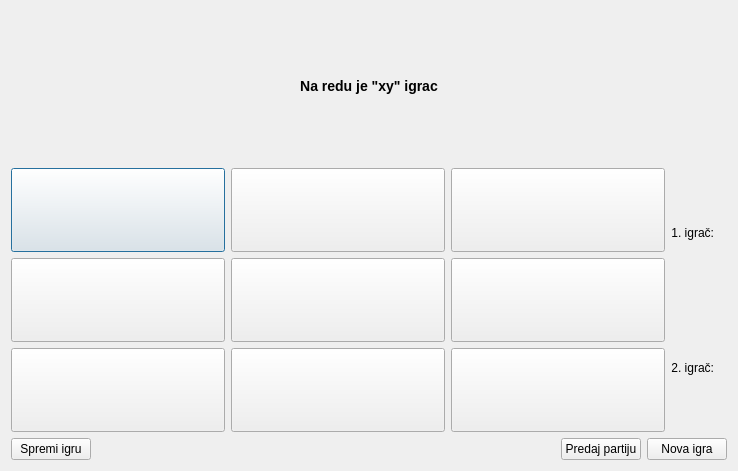
This is Krizic-Kruzic/gameplay.ui in Sparac1203/OOP-seminarski as Qt 5 draws it before an edit. The edited form follows.
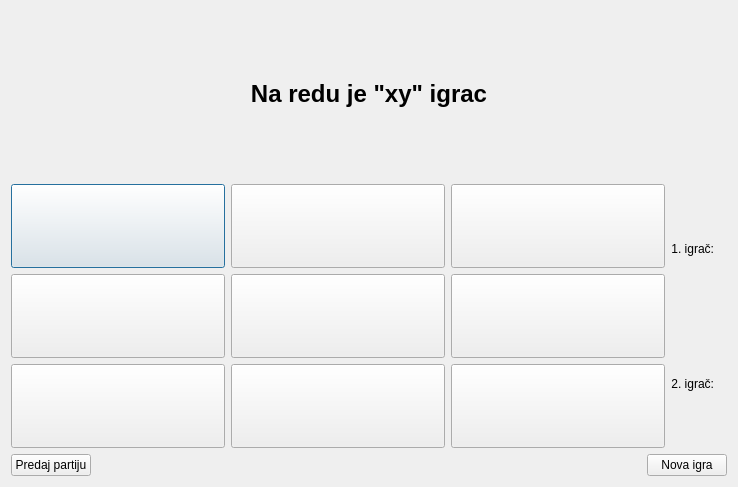
This is the edited form.

```diff
--- a/Krizic-Kruzic/gameplay.ui
+++ b/Krizic-Kruzic/gameplay.ui
@@ -7,7 +7,7 @@
     <x>0</x>
     <y>0</y>
     <width>738</width>
-    <height>471</height>
+    <height>487</height>
    </rect>
   </property>
   <property name="windowTitle">
@@ -16,9 +16,18 @@
   <layout class="QVBoxLayout" name="verticalLayout_5">
    <item>
     <widget class="QLabel" name="label">
+     <property name="font">
+      <font>
+       <pointsize>15</pointsize>
+       <bold>true</bold>
+      </font>
+     </property>
      <property name="text">
       <string>&lt;html&gt;&lt;head/&gt;&lt;body&gt;&lt;h3 align=&quot;center&quot; style=&quot; margin-top:14px; margin-bottom:12px; margin-left:0px; margin-right:0px; -qt-block-indent:0; text-indent:0px;&quot;&gt;&lt;span style=&quot; font-size:large; font-weight:700;&quot;&gt;Na redu je &amp;quot;xy&amp;quot; igrac&lt;/span&gt;&lt;/h3&gt;&lt;/body&gt;&lt;/html&gt;</string>
      </property>
+     <property name="alignment">
+      <set>Qt::AlignCenter</set>
+     </property>
     </widget>
    </item>
    <item>
@@ -252,9 +261,15 @@
    <item>
     <layout class="QHBoxLayout" name="horizontalLayout">
      <item>
-      <widget class="QPushButton" name="pushButton_SaveGame">
+      <widget class="QPushButton" name="pushButton_PredajPartiju">
+       <property name="sizePolicy">
+        <sizepolicy hsizetype="Minimum" vsizetype="Maximum">
+         <horstretch>0</horstretch>
+         <verstretch>0</verstretch>
+        </sizepolicy>
+       </property>
        <property name="text">
-        <string>Spremi igru</string>
+        <string>Predaj partiju</string>
        </property>
       </widget>
      </item>
@@ -271,19 +286,6 @@
        </property>
       </spacer>
      </item>
-     <item>
-      <widget class="QPushButton" name="pushButton_PredajPartiju">
-       <property name="sizePolicy">
-        <sizepolicy hsizetype="Minimum" vsizetype="Maximum">
-         <horstretch>0</horstretch>
-         <verstretch>0</verstretch>
-        </sizepolicy>
-       </property>
-       <property name="text">
-        <string>Predaj partiju</string>
-       </property>
-      </widget>
-     </item>
      <item>
       <widget class="QPushButton" name="pushButton_NewGame">
        <property name="sizePolicy">
```
